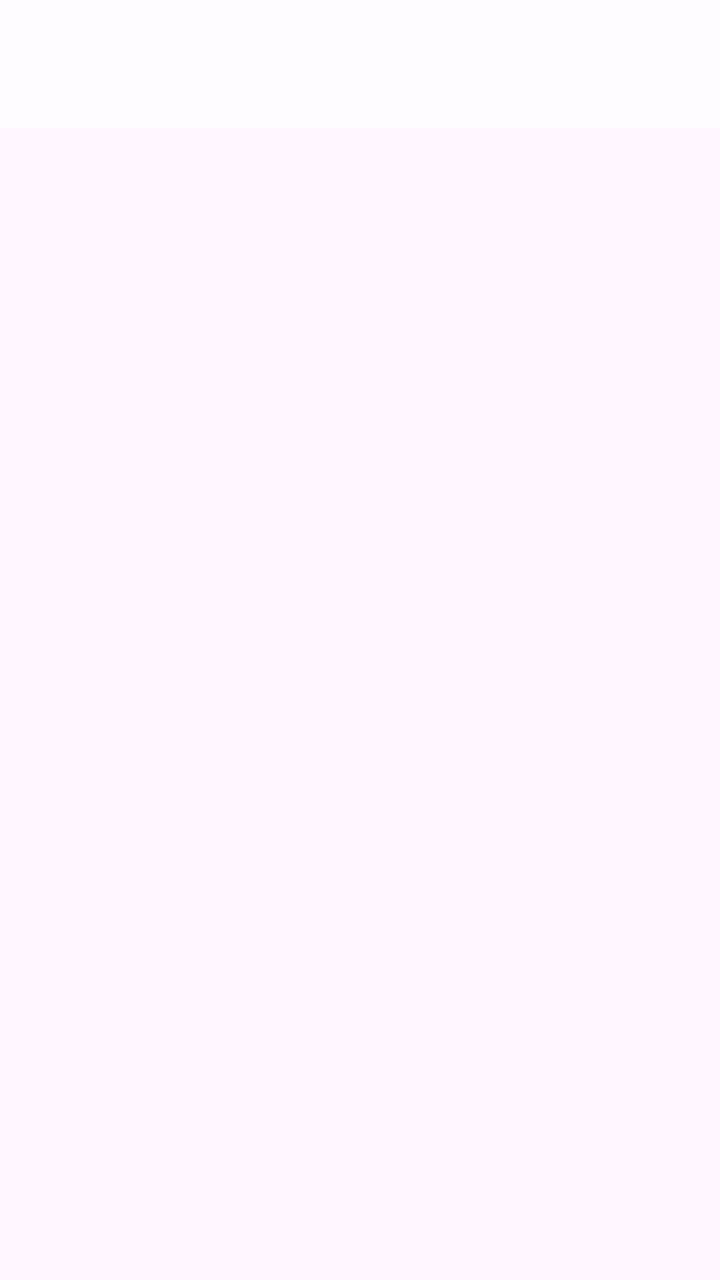
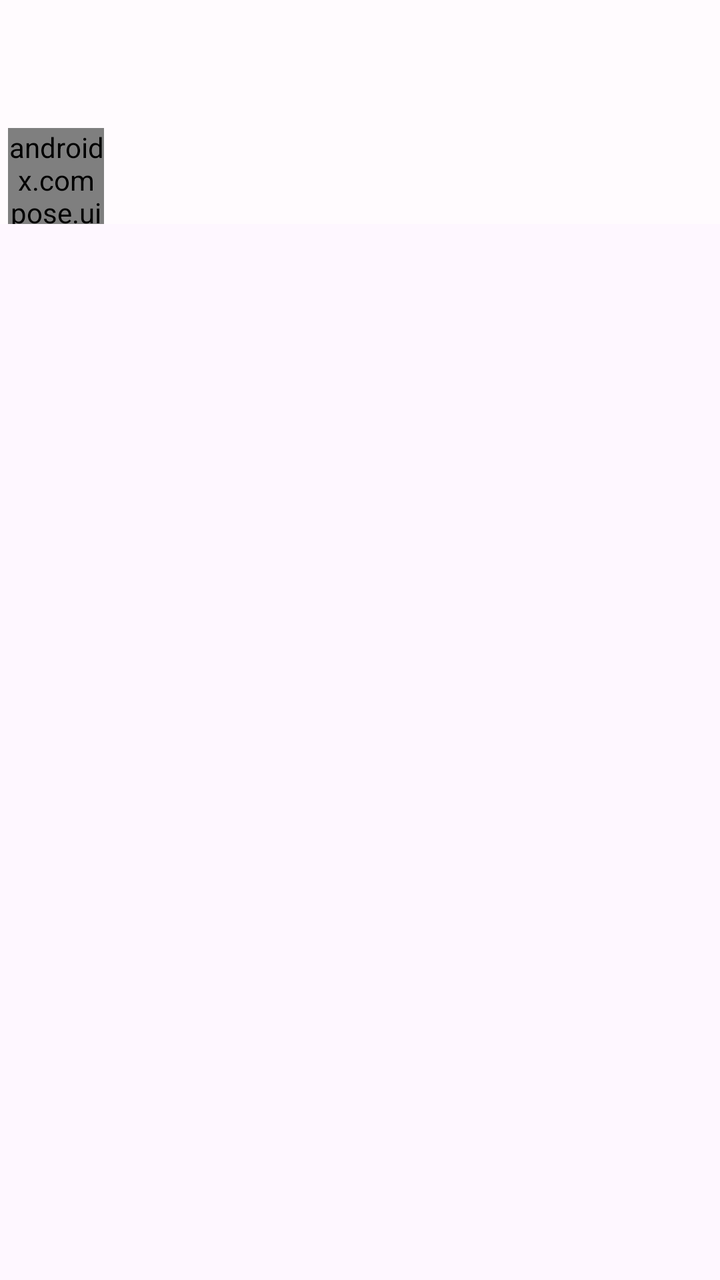

Screens rendered from an Android XML layout before and after an edit, with the pre-edit source and the edit as a unified diff.
<!-- AndroidManifest.xml: application theme Theme.InstallerXUI -->
<!-- res/layout/activity_preference_original.xml -->
<?xml version="1.0" encoding="utf-8"?>
<androidx.coordinatorlayout.widget.CoordinatorLayout
    xmlns:android="http://schemas.android.com/apk/res/android"
    xmlns:app="http://schemas.android.com/apk/res-auto"
    android:layout_width="match_parent"
    android:layout_height="match_parent"
    android:fitsSystemWindows="true">

    <com.google.android.material.appbar.AppBarLayout
        android:id="@+id/app_bar"
        android:layout_width="match_parent"
        android:layout_height="wrap_content"
        android:background="@color/background"
        android:fitsSystemWindows="true">

        <androidx.appcompat.widget.Toolbar
            android:id="@+id/action_bar"
            android:layout_width="match_parent"
            android:layout_height="?attr/actionBarSize"
            android:background="@color/background"
            android:theme="@style/ThemeOverlay.MaterialComponents.Light"
            app:popupTheme="@style/ThemeOverlay.MaterialComponents.Light" />

    </com.google.android.material.appbar.AppBarLayout>

    <FrameLayout
        android:id="@+id/content_frame"
        android:layout_width="match_parent"
        android:layout_height="match_parent"
        app:layout_behavior="@string/appbar_scrolling_view_behavior" />

</androidx.coordinatorlayout.widget.CoordinatorLayout>
<!-- resources referenced by this layout -->
<resources>
  <color name="background">#FFFBFE</color>
  <style name="Theme.InstallerXUI" parent="Theme.Material3.DayNight.NoActionBar" />
</resources>

<!-- the commit's change to res/layout/activity_preference_original.xml (unified diff, before → after) -->
@@ -20,7 +20,12 @@
             android:background="@color/background"
             android:theme="@style/ThemeOverlay.MaterialComponents.Light"
             app:popupTheme="@style/ThemeOverlay.MaterialComponents.Light" />
-
+            <androidx.compose.ui.platform.ComposeView
+                    android:id="@+id/back_button_container"
+                    android:layout_width="48dp"
+                    android:layout_height="48dp"
+                    android:layout_gravity="start|center_vertical"
+                    android:layout_marginStart="4dp" />
     </com.google.android.material.appbar.AppBarLayout>
 
     <FrameLayout
